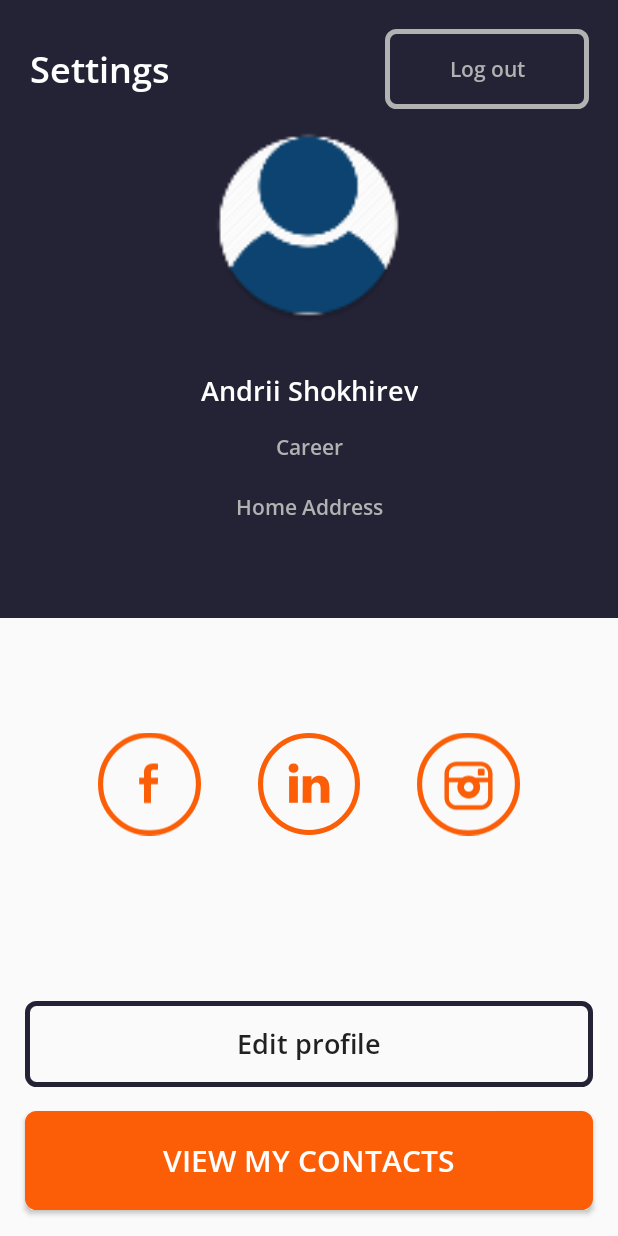
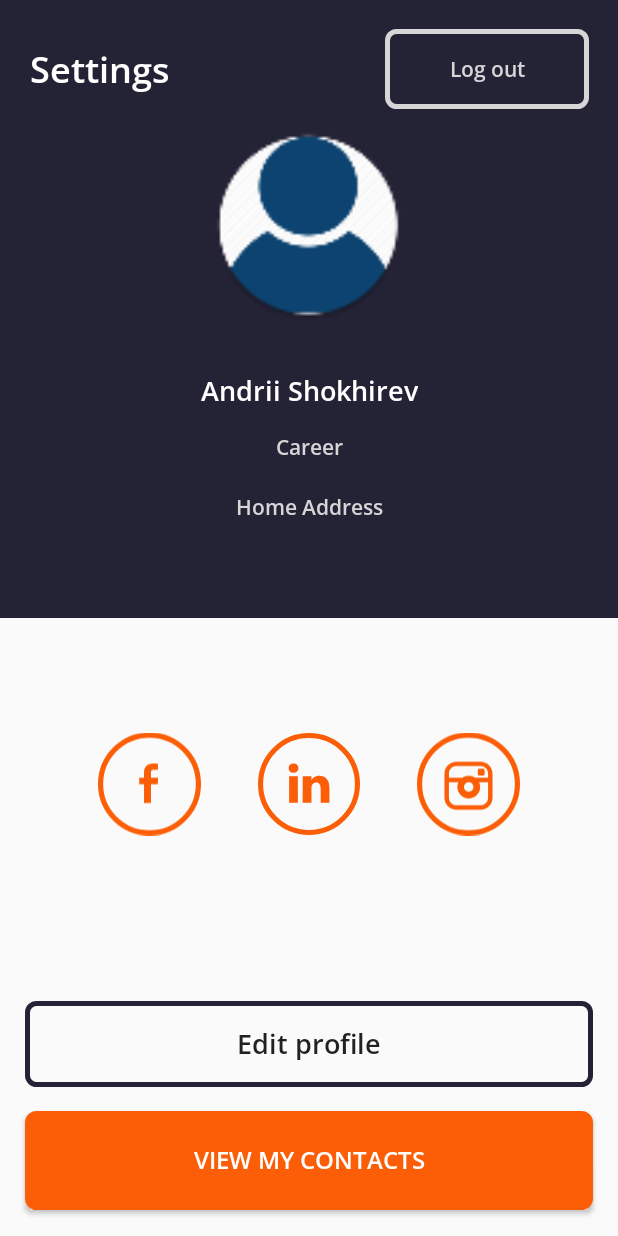
Before and after one commit to andrwdmnqz/android-application, an Android app: the screen it shows after launch (MainActivity), on a phone screen of 412 x 824 dp. Run offline under Robolectric (Android 15) with nearby library versions, the phone set to English and light mode, and no system bars.

Commit message:
created and used different font styles

```diff
--- a/app/src/main/res/drawable/gray_button.xml
+++ b/app/src/main/res/drawable/gray_button.xml
@@ -6,7 +6,7 @@
 
     <stroke
         android:width="3dp"
-        android:color="@color/gray" />
+        android:color="@color/gray_one" />
 
     <corners android:radius="6dp" />
 </shape>
--- a/app/src/main/res/layout/activity_main.xml
+++ b/app/src/main/res/layout/activity_main.xml
@@ -2,8 +2,7 @@
 <androidx.constraintlayout.widget.ConstraintLayout xmlns:android="http://schemas.android.com/apk/res/android"
     xmlns:app="http://schemas.android.com/apk/res-auto"
     android:layout_width="match_parent"
-    android:layout_height="match_parent"
-    app:layout_constraintHorizontal_bias="3">
+    android:layout_height="match_parent" >
 
     <View
         android:id="@+id/top_rectangle"
@@ -20,10 +19,9 @@
     <TextView
         android:layout_width="wrap_content"
         android:layout_height="wrap_content"
-        android:fontFamily="@font/open_sans"
         android:text="@string/settings"
         android:textColor="@color/white"
-        android:textSize="@dimen/settings_text"
+        style="@style/h1_style"
         app:layout_constraintHorizontal_bias="@dimen/settings_horizontal"
         app:layout_constraintStart_toStartOf="parent"
         app:layout_constraintEnd_toEndOf="parent"
@@ -35,11 +33,10 @@
         android:layout_width="0dp"
         android:layout_height="0dp"
         android:background="@drawable/gray_button"
-        android:fontFamily="@font/open_sans"
         android:text="@string/log_out"
         android:textAllCaps="false"
-        android:textColor="@color/gray"
-        android:textSize="@dimen/standard_small_text"
+        android:textColor="@color/gray_one"
+        style="@style/h3_style"
         app:layout_constraintWidth_percent="@dimen/logout_width"
         app:layout_constraintHeight_percent="@dimen/logout_height"
         app:layout_constraintHorizontal_bias="@dimen/logout_horizontal"
@@ -67,10 +64,9 @@
         android:id="@+id/name"
         android:layout_width="wrap_content"
         android:layout_height="wrap_content"
-        android:fontFamily="@font/open_sans"
         android:text="@string/name"
         android:textColor="@color/white"
-        android:textSize="@dimen/standard_text"
+        style="@style/h2_style"
         app:layout_constraintVertical_bias="@dimen/name_vertical"
         app:layout_constraintStart_toStartOf="parent"
         app:layout_constraintEnd_toEndOf="parent"
@@ -81,10 +77,9 @@
         android:id="@+id/career"
         android:layout_width="wrap_content"
         android:layout_height="wrap_content"
-        android:fontFamily="@font/open_sans"
         android:text="@string/career"
-        android:textColor="@color/gray"
-        android:textSize="@dimen/standard_small_text"
+        android:textColor="@color/gray_one"
+        style="@style/h3_style"
         app:layout_constraintVertical_bias="@dimen/career_vertical"
         app:layout_constraintStart_toStartOf="parent"
         app:layout_constraintEnd_toEndOf="parent"
@@ -95,10 +90,9 @@
         android:id="@+id/textView"
         android:layout_width="wrap_content"
         android:layout_height="wrap_content"
-        android:fontFamily="@font/open_sans"
         android:text="@string/home_address"
-        android:textColor="@color/gray"
-        android:textSize="@dimen/standard_small_text"
+        android:textColor="@color/gray_one"
+        style="@style/h3_style"
         app:layout_constraintVertical_bias="@dimen/address_vertical"
         app:layout_constraintStart_toStartOf="parent"
         app:layout_constraintEnd_toEndOf="parent"
@@ -155,10 +149,9 @@
         android:layout_width="0dp"
         android:layout_height="0dp"
         android:background="@drawable/edit_button"
-        android:fontFamily="@font/open_sans"
         android:text="@string/edit_profile"
         android:textAllCaps="false"
-        android:textSize="@dimen/standard_text"
+        style="@style/h2_style"
         app:layout_constraintWidth_percent="@dimen/bottom_buttons_width"
         app:layout_constraintHeight_percent="@dimen/edit_profile_height"
         app:layout_constraintVertical_bias="@dimen/edit_profile_vertical"
@@ -172,10 +165,9 @@
         android:layout_width="0dp"
         android:layout_height="0dp"
         android:background="@drawable/orange_button"
-        android:fontFamily="@font/open_sans"
         android:text="@string/view_contacts"
         android:textColor="@color/white"
-        android:textSize="@dimen/contacts_button_text"
+        style="@style/h2_5_style"
         app:layout_constraintWidth_percent="@dimen/bottom_buttons_width"
         app:layout_constraintHeight_percent="@dimen/contacts_height"
         app:layout_constraintVertical_bias="@dimen/contacts_vertical"
--- a/app/src/main/res/values/dimensions.xml
+++ b/app/src/main/res/values/dimensions.xml
@@ -1,10 +1,10 @@
 <?xml version="1.0" encoding="utf-8"?>
 <resources>
-    <dimen name="settings_text">24sp</dimen>
-    <dimen name="standard_text">18sp</dimen>
-    <dimen name="standard_small_text">14sp</dimen>
-    <dimen name="name_text">26sp</dimen>
-    <dimen name="contacts_button_text">20sp</dimen>
+    <dimen name="h1_text">24sp</dimen>
+    <dimen name="h2_text">18sp</dimen>
+    <dimen name="h3_text">14sp</dimen>
+    <dimen name="h4_text">12sp</dimen>
+    <dimen name="h2_5_text">16sp</dimen>
 
     <dimen name="top_rectangle_height">0.5</dimen>
     <dimen name="top_rectangle_vertical">0</dimen>
@@ -30,4 +30,8 @@
     <dimen name="contacts_height">0.08</dimen>
     <dimen name="contacts_vertical">0.95</dimen>
 
+    <dimen name="acquainted_vertical">0.22</dimen>
+    <dimen name="fill_the_profile_vertical">0.27</dimen>
+    <dimen name="email_label_horizontal">0.075</dimen>
+    <dimen name="email_label_vertical">0.34</dimen>
 </resources>
--- a/app/src/main/res/values/strings.xml
+++ b/app/src/main/res/values/strings.xml
@@ -12,4 +12,8 @@
     <string name="facebook_logo_desc">facebook_logo</string>
     <string name="linkedin_logo_desc">linkedin_logo</string>
     <string name="instagram_logo_desc">instagram_logo</string>
+    <string name="acquainted_text">Let\'s get acquainted</string>
+    <string name="fill_the_profile_text">Fill out the profile and go to the application!</string>
+    <string name="email_label">E-mail</string>
+    <string name="email_input_text">lucile.alvarado@gmail.com</string>
 </resources>
--- a/app/src/main/res/values/styles.xml
+++ b/app/src/main/res/values/styles.xml
@@ -1,4 +1,23 @@
 <?xml version="1.0" encoding="utf-8"?>
 <resources>
-
+    <style name="h1_style">
+        <item name="android:textSize">@dimen/h1_text</item>
+        <item name="fontFamily">@font/open_sans</item>
+    </style>
+    <style name="h2_style">
+        <item name="android:textSize">@dimen/h2_text</item>
+        <item name="fontFamily">@font/open_sans</item>
+    </style>
+    <style name="h2_5_style">
+        <item name="android:textSize">@dimen/h2_5_text</item>
+        <item name="fontFamily">@font/open_sans</item>
+    </style>
+    <style name="h3_style">
+        <item name="android:textSize">@dimen/h3_text</item>
+        <item name="fontFamily">@font/open_sans</item>
+    </style>
+    <style name="h4_style">
+        <item name="android:textSize">@dimen/h4_text</item>
+        <item name="fontFamily">@font/open_sans</item>
+    </style>
 </resources>
```
